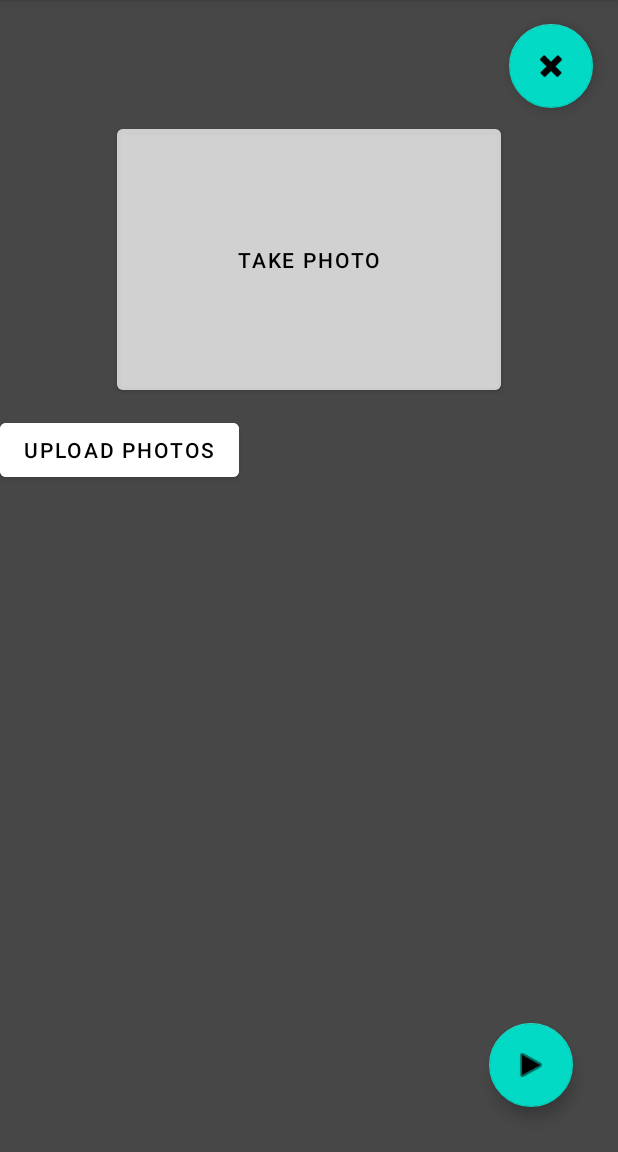
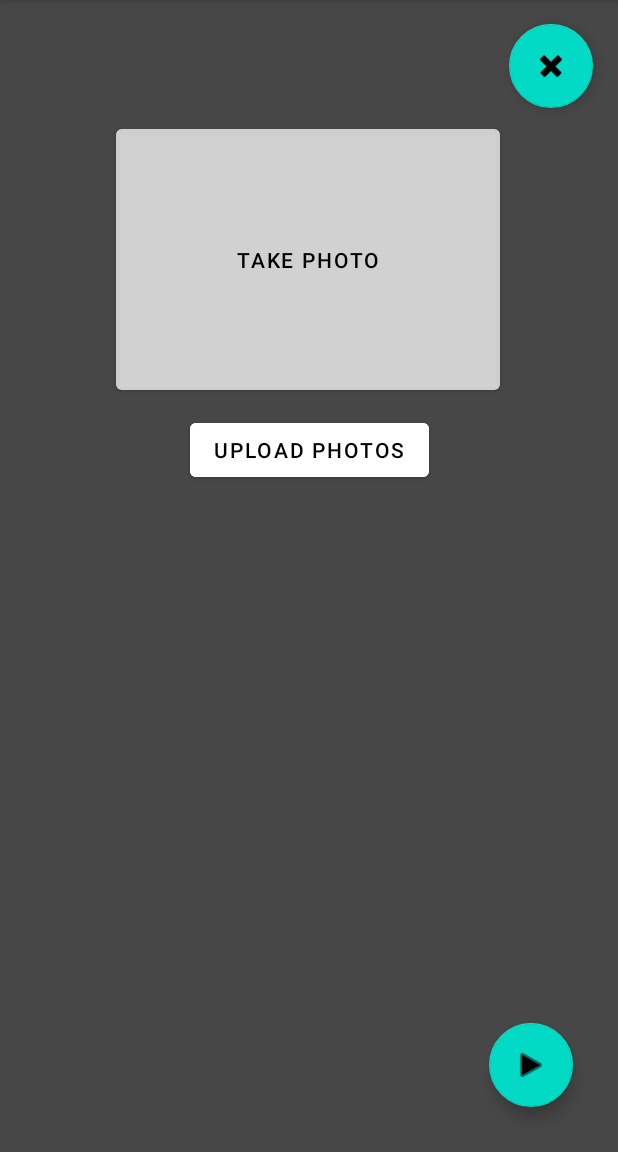
Before and after one commit to sethadre/cup_of_sugar, an Android app: the CreatePostActivity screen opened directly, with no data from a screen before it, on a phone screen of 412 x 824 dp, the part 84-1236 px from its top. Run offline under Robolectric (Android 15) with nearby library versions, the phone set to English and light mode, and no system bars; 1 statement that could not run was skipped.

Commit message:
kotlin background code for create post
some kotlin code for upload and take photo

```diff
--- a/app/src/main/java/com/example/cupofsugar/CreatePostActivity.kt
+++ b/app/src/main/java/com/example/cupofsugar/CreatePostActivity.kt
@@ -3,6 +3,7 @@ package com.example.cupofsugar
 import android.content.Intent
 import androidx.appcompat.app.AppCompatActivity
 import android.os.Bundle
+import android.widget.Button
 import kotlinx.android.synthetic.main.items_homepage.*
 
 class CreatePostActivity : AppCompatActivity() {
@@ -18,5 +19,17 @@ class CreatePostActivity : AppCompatActivity() {
             finish()
         }
 
+        val buttonTakePhoto =
+            findViewById<Button>(R.id.button_take_photo)
+        buttonTakePhoto.setOnClickListener{
+            //placeholder code to ask for camera privileges
+        }
+
+        val buttonUploadPhotos =
+            findViewById<Button>(R.id.button_upload_photo)
+        buttonUploadPhotos.setOnClickListener{
+            //ask for photo
+        }
+
     }
 }
--- a/app/src/main/res/layout/activity_create_post.xml
+++ b/app/src/main/res/layout/activity_create_post.xml
@@ -28,8 +28,10 @@
         android:backgroundTint="#FFFFFF"
         android:text="Upload Photos"
         android:textColor="#000000"
-        app:layout_constraintTop_toBottomOf="@+id/button_take_photo"
-        tools:layout_editor_absoluteX="116dp" />
+        app:layout_constraintEnd_toEndOf="parent"
+        app:layout_constraintHorizontal_bias="0.5"
+        app:layout_constraintStart_toStartOf="parent"
+        app:layout_constraintTop_toBottomOf="@+id/button_take_photo" />
 
     <Button
         android:id="@+id/button_take_photo"
@@ -40,7 +42,7 @@
         android:text="Take Photo"
         android:textColor="#000000"
         app:layout_constraintEnd_toEndOf="parent"
-        app:layout_constraintHorizontal_bias="0.5"
+        app:layout_constraintHorizontal_bias="0.496"
         app:layout_constraintStart_toStartOf="parent"
         app:layout_constraintTop_toTopOf="parent" />
 
@@ -52,13 +54,13 @@
         android:layout_marginEnd="30dp"
         android:layout_marginBottom="30dp"
         android:clickable="true"
-        app:layout_constraintVertical_weight=".9"
         app:layout_constraintBottom_toBottomOf="parent"
         app:layout_constraintEnd_toEndOf="parent"
         app:layout_constraintHorizontal_bias="1.0"
         app:layout_constraintStart_toStartOf="parent"
         app:layout_constraintTop_toTopOf="parent"
         app:layout_constraintVertical_bias="1.0"
+        app:layout_constraintVertical_weight=".9"
         app:srcCompat="@android:drawable/ic_media_play" />
 
 </androidx.constraintlayout.widget.ConstraintLayout>
```
